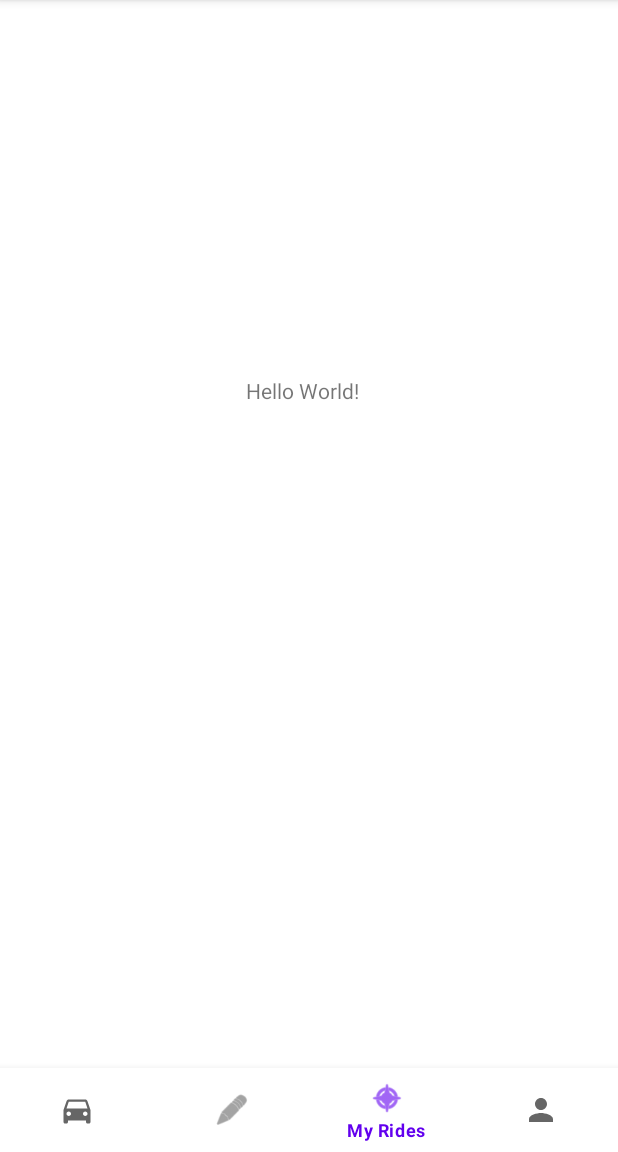
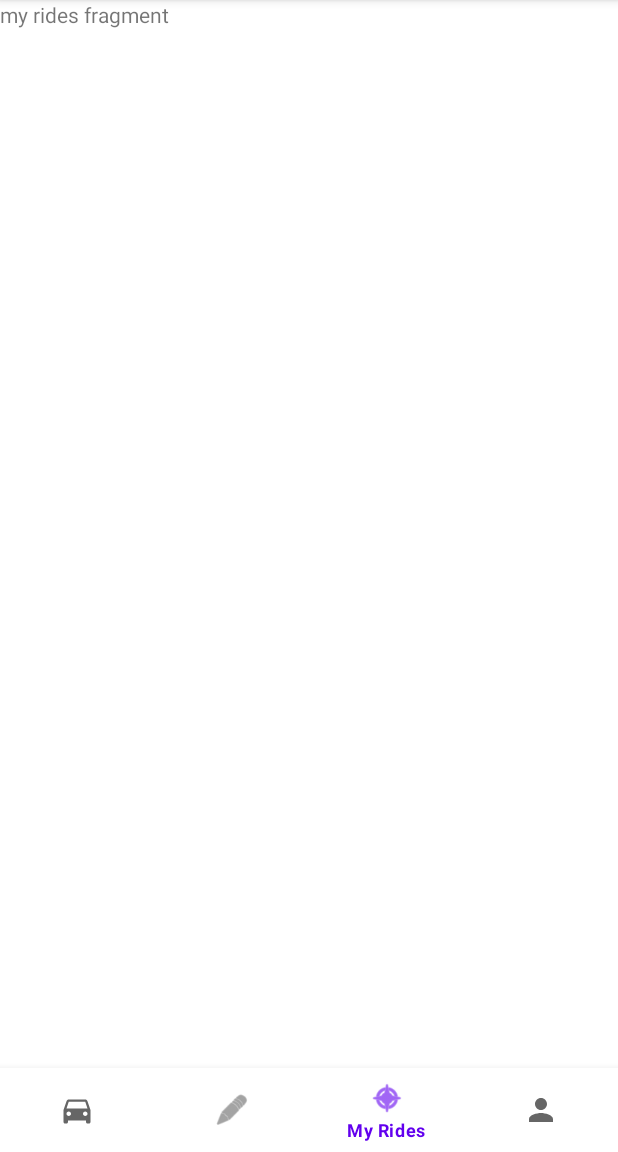
Before and after one commit to emarc0314/Riden, an Android app: the MainActivity screen opened directly, with no data from a screen before it, item 3 of the bottom bar chosen, on a phone screen of 412 x 824 dp, the part 84-1236 px from its top. Run offline under Robolectric (Android 15) with nearby library versions, the phone set to English and light mode, and no system bars.

Commit message:
fragment navigation

```diff
--- a/app/src/main/java/com/example/riden/activities/MainActivity.java
+++ b/app/src/main/java/com/example/riden/activities/MainActivity.java
@@ -1,22 +1,61 @@
 package com.example.riden.activities;
 
+import androidx.annotation.NonNull;
 import androidx.appcompat.app.AppCompatActivity;
+import androidx.fragment.app.Fragment;
 import androidx.fragment.app.FragmentManager;
 
 import android.os.Bundle;
+import android.view.MenuItem;
 
 import com.example.riden.R;
+import com.example.riden.fragments.AddRideFragment;
+import com.example.riden.fragments.MyRidesFragment;
+import com.example.riden.fragments.ProfileFragment;
+import com.example.riden.fragments.RidesFragment;
 import com.google.android.material.bottomnavigation.BottomNavigationView;
 
 public class MainActivity extends AppCompatActivity {
     public static final String TAG = "MainActivity";
-    public BottomNavigationView BottomNavigationView;
+    public BottomNavigationView bottomNavigationView;
     final FragmentManager fragmentManager = getSupportFragmentManager();
 
+    AddRideFragment addRideFragment = new AddRideFragment();
+    MyRidesFragment myRidesFragment = new MyRidesFragment();
+    ProfileFragment profileFragment = new ProfileFragment();
+    RidesFragment ridesFragment = new RidesFragment();
 
     @Override
     protected void onCreate(Bundle savedInstanceState) {
         super.onCreate(savedInstanceState);
         setContentView(R.layout.activity_main);
+
+        bottomNavigationView = findViewById(R.id.bottomNavigationView);
+
+        bottomNavigationView.setOnNavigationItemSelectedListener(new BottomNavigationView.OnNavigationItemSelectedListener() {
+            @Override
+            public boolean onNavigationItemSelected(@NonNull MenuItem item) {
+                Fragment fragment;
+                switch (item.getItemId()) {
+                    case R.id.action_profile:
+                        fragment = profileFragment;
+                        break;
+                    case R.id.action_availablerides:
+                        fragment = ridesFragment;
+                        break;
+                    case R.id.action_addride:
+                        fragment = addRideFragment;
+                        break;
+                    case R.id.action_myrides:
+                        fragment = myRidesFragment;
+                        break;
+                    default:
+                        throw new IllegalStateException("Unexpected value: " + item.getItemId());
+                }
+                fragmentManager.beginTransaction().replace(R.id.flContainer, fragment).commit();
+                return true;
+            }
+        });
+        bottomNavigationView.setSelectedItemId(R.id.action_availablerides);
     }
 }
--- a/app/src/main/res/layout/activity_main.xml
+++ b/app/src/main/res/layout/activity_main.xml
@@ -2,30 +2,22 @@
 <androidx.constraintlayout.widget.ConstraintLayout xmlns:android="http://schemas.android.com/apk/res/android"
     xmlns:app="http://schemas.android.com/apk/res-auto"
     xmlns:tools="http://schemas.android.com/tools"
+    android:id="@+id/flContainer"
     android:layout_width="match_parent"
     android:layout_height="match_parent"
     tools:context=".activities.MainActivity">
 
     <androidx.appcompat.widget.Toolbar
         android:id="@+id/toolbar"
+        android:layout_width="match_parent"
+        android:layout_height="wrap_content"
+        android:background="@color/white"
         android:minHeight="?attr/actionBarSize"
-        android:layout_width="match_parent"
         app:layout_constraintTop_toTopOf="parent"
-        android:layout_height="wrap_content"
-        app:titleTextColor="@android:color/white"
-        android:background="@color/white"/>
-
-    <TextView
-        android:layout_width="wrap_content"
-        android:layout_height="wrap_content"
-        android:layout_marginStart="164dp"
-        android:text="Hello World!"
-        app:layout_constraintBottom_toBottomOf="parent"
-        app:layout_constraintStart_toStartOf="parent"
-        app:layout_constraintTop_toTopOf="parent"
-        app:layout_constraintVertical_bias="0.335" />
+        app:titleTextColor="@android:color/white" />
 
     <com.google.android.material.bottomnavigation.BottomNavigationView
+        android:id="@+id/bottomNavigationView"
         android:layout_width="wrap_content"
         android:layout_height="wrap_content"
         app:layout_constraintBottom_toBottomOf="parent"
@@ -34,4 +26,16 @@
         app:layout_constraintStart_toStartOf="parent"
         app:menu="@menu/menu_bottom_navigation" />
 
+    <FrameLayout
+        android:layout_width="0dp"
+        android:layout_height="0dp"
+        app:layout_constraintBottom_toTopOf="@+id/bottomNavigationView"
+        app:layout_constraintEnd_toEndOf="parent"
+        app:layout_constraintHorizontal_bias="0.0"
+        app:layout_constraintStart_toStartOf="parent"
+        app:layout_constraintTop_toBottomOf="@+id/toolbar"
+        app:layout_constraintVertical_bias="0.0">
+
+    </FrameLayout>
+
 </androidx.constraintlayout.widget.ConstraintLayout>
--- a/app/src/main/res/layout/fragment_add_ride.xml
+++ b/app/src/main/res/layout/fragment_add_ride.xml
@@ -9,6 +9,6 @@
     <TextView
         android:layout_width="match_parent"
         android:layout_height="match_parent"
-        android:text="@string/hello_blank_fragment" />
+        android:text="add fragment" />
 
 </FrameLayout>
--- a/app/src/main/res/layout/fragment_my_rides.xml
+++ b/app/src/main/res/layout/fragment_my_rides.xml
@@ -9,6 +9,6 @@
     <TextView
         android:layout_width="match_parent"
         android:layout_height="match_parent"
-        android:text="@string/hello_blank_fragment" />
+        android:text="my rides fragment" />
 
 </FrameLayout>
--- a/app/src/main/res/layout/fragment_profile.xml
+++ b/app/src/main/res/layout/fragment_profile.xml
@@ -9,6 +9,6 @@
     <TextView
         android:layout_width="match_parent"
         android:layout_height="match_parent"
-        android:text="@string/hello_blank_fragment" />
+        android:text="profile fragment" />
 
 </FrameLayout>
--- a/app/src/main/res/layout/fragment_rides.xml
+++ b/app/src/main/res/layout/fragment_rides.xml
@@ -9,6 +9,6 @@
     <TextView
         android:layout_width="match_parent"
         android:layout_height="match_parent"
-        android:text="@string/hello_blank_fragment" />
+        android:text="rides fragment" />
 
 </FrameLayout>
```
Also changed, not shown: app/src/main/java/com/example/riden/fragments/AddRideFragment.java (+0 -41 lines).
